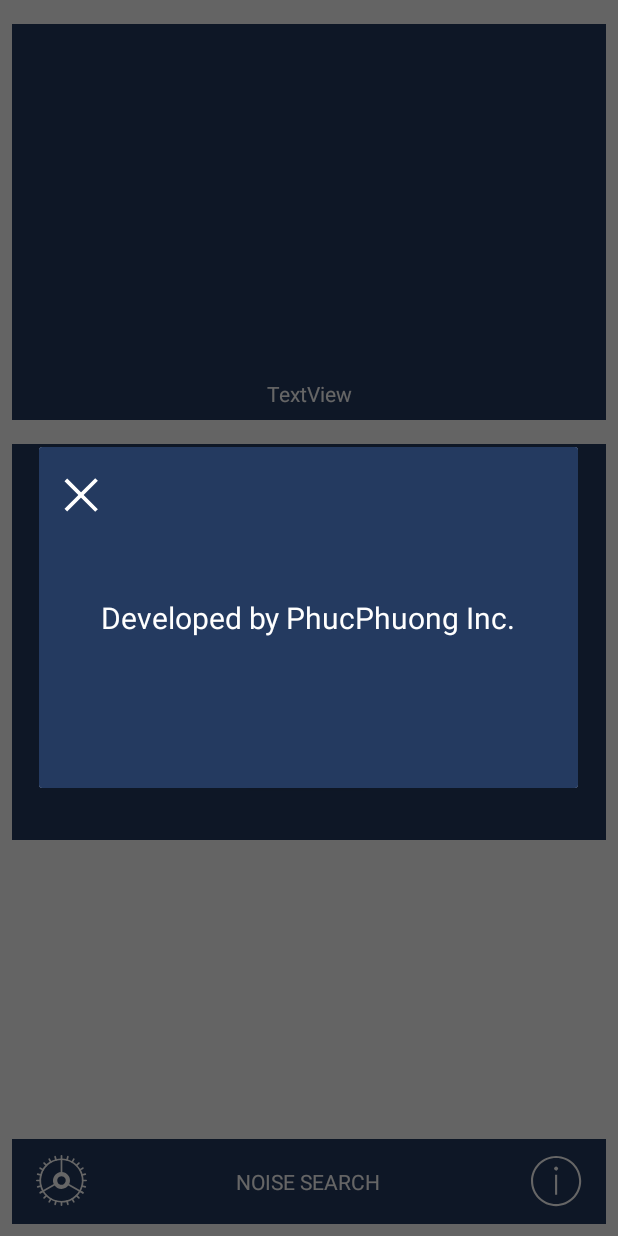
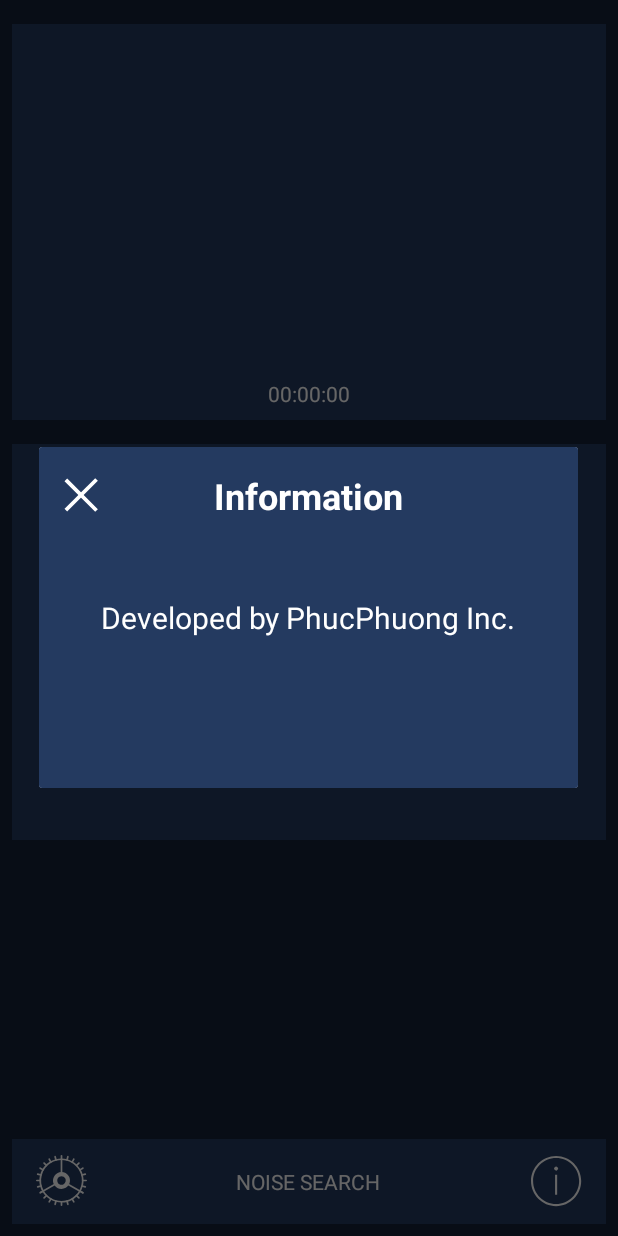
Before and after one commit to PP08/NoiseSearch, an Android app: the GraphFragment screen opened directly, with no data from a screen before it, after a tap on an icon or button, on a phone screen of 412 x 824 dp. Run offline under Robolectric (Android 15) with nearby library versions, the phone set to English and light mode, and no system bars.

Commit message:
working on sound meter

```diff
--- a/app/src/main/java/com/phucphuong/noisesearch/Fragments/MeterFragment.java
+++ b/app/src/main/java/com/phucphuong/noisesearch/Fragments/MeterFragment.java
@@ -3,9 +3,16 @@ package com.phucphuong.noisesearch.Fragments;
 
 import android.os.Bundle;
 import android.support.v4.app.Fragment;
+import android.support.v4.widget.CompoundButtonCompat;
 import android.view.LayoutInflater;
 import android.view.View;
 import android.view.ViewGroup;
+import android.widget.Button;
+import android.widget.CompoundButton;
+import android.widget.ImageButton;
+import android.widget.TextView;
+import android.widget.Toast;
+import android.widget.ToggleButton;
 
 import com.phucphuong.noisesearch.R;
 
@@ -25,7 +32,38 @@ public class MeterFragment extends Fragment {
     public View onCreateView(LayoutInflater inflater, ViewGroup container,
                              Bundle savedInstanceState) {
         // Inflate the layout for this fragment
-        return inflater.inflate(R.layout.fragment_meter, container, true);
+        View function1View = inflater.inflate(R.layout.fragment_meter, container, true);
+        ToggleButton btn_start_stop = (ToggleButton)function1View.findViewById(R.id.btn_start_stop);
+
+        //fragment settings
+
+        final SettingsFragment settingsFragment = (SettingsFragment) getFragmentManager().findFragmentById(R.id.settingsFragment);
+
+
+        btn_start_stop.setOnCheckedChangeListener(new CompoundButton.OnCheckedChangeListener() {
+            @Override
+            public void onCheckedChanged(CompoundButton buttonView, boolean isChecked) {
+                if (isChecked){
+                    Toast.makeText(getActivity(), "starting...", Toast.LENGTH_SHORT).show();
+
+                    //disable settings button
+                    settingsFragment.setStateOfSettingsButtons(false);
+
+
+
+                }else {
+
+                    Toast.makeText(getActivity(), "stopped...", Toast.LENGTH_SHORT).show();
+
+                    //enable settings button
+                    settingsFragment.setStateOfSettingsButtons(true);
+
+
+                }
+            }
+        });
+
+        return function1View;
     }
 
 }
--- a/app/src/main/java/com/phucphuong/noisesearch/Fragments/SettingsFragment.java
+++ b/app/src/main/java/com/phucphuong/noisesearch/Fragments/SettingsFragment.java
@@ -25,6 +25,8 @@ public class SettingsFragment extends Fragment {
         // Required empty public constructor
     }
 
+    ImageButton btn_settings, btn_info;
+    TextView tv_values;
 
     @Override
     public View onCreateView(final LayoutInflater inflater, final ViewGroup container,
@@ -32,8 +34,9 @@ public class SettingsFragment extends Fragment {
         // Inflate the layout for this fragment
         View settingsView = inflater.inflate(R.layout.fragment_settings, container, true);
 
-        ImageButton btn_settings = (ImageButton) settingsView.findViewById(R.id.btn_settings);
-        ImageButton btn_info = (ImageButton)settingsView.findViewById(R.id.btn_info);
+        btn_settings = (ImageButton) settingsView.findViewById(R.id.btn_settings);
+        btn_info = (ImageButton)settingsView.findViewById(R.id.btn_info);
+        tv_values = (TextView)settingsView.findViewById(R.id.tv_values);
 
         btn_settings.setOnClickListener(new View.OnClickListener() {
             @Override
@@ -68,9 +71,6 @@ public class SettingsFragment extends Fragment {
         //1
         // dialog.setCanceledOnTouchOutside(false);
         dialog.show();
-//        TextView title = (TextView)mview.findViewById(R.id.titleSettings);
-//        Button btn_calinrate = (Button) mview.findViewById(R.id.btn_calibrate);
-//        Button btn_filemanager = (Button) mview.findViewById(R.id.btn_file);
         ImageButton btn_close = (ImageButton) mview.findViewById(R.id.btn_close);
 
         btn_close.setOnClickListener(new View.OnClickListener() {
@@ -82,4 +82,13 @@ public class SettingsFragment extends Fragment {
 
     }
 
+    public void setValuesText(String text){
+        tv_values.setText(text);
+    }
+    public void setStateOfSettingsButtons(boolean state){
+
+        btn_settings.setEnabled(state);
+
+    }
+
 }
--- /dev/null
+++ b/app/src/main/res/drawable/ic_start.xml
@@ -0,0 +1,5 @@
+<vector android:height="70dp" android:viewportHeight="240.0"
+    android:viewportWidth="240.0" android:width="70dp" xmlns:android="http://schemas.android.com/apk/res/android">
+    <path android:fillColor="#38BE09" android:pathData="M53.33,53.15h142.13v134.47h-142.13z"/>
+    <path android:fillColor="#114244" android:pathData="M120,0C53.73,0 0,53.73 0,120C0,186.27 53.73,240 120,240C186.27,240 240,186.27 240,120C240,53.73 186.27,0 120,0ZM164.68,126.61L95.43,166.59C94.38,167.2 93.19,167.5 92.01,167.5C90.84,167.5 89.66,167.2 88.59,166.59C86.48,165.37 85.18,163.11 85.18,160.67L85.18,80.71C85.18,78.27 86.48,76.01 88.59,74.79C90.71,73.57 93.32,73.57 95.43,74.79L164.68,114.77C166.8,115.99 168.1,118.25 168.1,120.69C168.1,123.13 166.8,125.39 164.68,126.61Z"/>
+</vector>
--- /dev/null
+++ b/app/src/main/res/drawable/ic_stop.xml
@@ -0,0 +1,5 @@
+<vector android:height="70dp" android:viewportHeight="241.0"
+    android:viewportWidth="240.0" android:width="70dp" xmlns:android="http://schemas.android.com/apk/res/android">
+    <path android:fillColor="#E5BD9E" android:pathData="M49.24,47.26h141.89v144.57h-141.89z"/>
+    <path android:fillColor="#C5433F" android:pathData="M120,-0C53.73,-0 0,53.73 0,120C0,186.27 53.73,240 120,240C186.27,240 240,186.27 240,120C240,53.73 186.27,-0 120,-0ZM157.3,168.48L82.69,168.48C76.53,168.48 71.52,163.47 71.52,157.3L71.52,82.7C71.52,76.53 76.53,71.52 82.69,71.52L157.3,71.52C163.47,71.52 168.48,76.53 168.48,82.7L168.48,157.3C168.48,163.47 163.47,168.48 157.3,168.48Z"/>
+</vector>
--- /dev/null
+++ b/app/src/main/res/drawable/start_stop.xml
@@ -0,0 +1,5 @@
+<?xml version="1.0" encoding="utf-8"?>
+<selector xmlns:android="http://schemas.android.com/apk/res/android">
+    <item android:drawable="@drawable/ic_start" android:state_checked="false" />
+    <item android:drawable="@drawable/ic_stop" android:state_checked="true" />
+</selector>
--- a/app/src/main/res/layout/activity_measure_at_single_point.xml
+++ b/app/src/main/res/layout/activity_measure_at_single_point.xml
@@ -6,10 +6,11 @@
     android:layout_height="match_parent"
     tools:context="com.phucphuong.noisesearch.Activities.MeasureAtSinglePoint"
     tools:layout_editor_absoluteY="25dp"
-    tools:layout_editor_absoluteX="0dp">
+    tools:layout_editor_absoluteX="0dp"
+    android:background="@color/background" >
 
     <fragment
-        android:id="@+id/fragment9"
+        android:id="@+id/settingsFragment"
         android:name="com.phucphuong.noisesearch.Fragments.SettingsFragment"
         android:layout_width="0dp"
         android:layout_height="wrap_content"
@@ -23,7 +24,7 @@
         android:layout_marginBottom="8dp" />
 
     <fragment
-        android:id="@+id/fragment4"
+        android:id="@+id/graphFragment"
         android:name="com.phucphuong.noisesearch.Fragments.GraphFragment"
         android:layout_width="0dp"
         android:layout_height="wrap_content"
@@ -37,7 +38,7 @@
         android:layout_marginTop="16dp" />
 
     <fragment
-        android:id="@+id/fragment6"
+        android:id="@+id/meterFragment"
         android:name="com.phucphuong.noisesearch.Fragments.MeterFragment"
         android:layout_width="0dp"
         android:layout_height="wrap_content"
@@ -45,12 +46,9 @@
         android:layout_marginLeft="8dp"
         app:layout_constraintLeft_toLeftOf="parent"
         android:layout_marginTop="16dp"
-        app:layout_constraintTop_toBottomOf="@+id/fragment4"
+        app:layout_constraintTop_toBottomOf="@+id/graphFragment"
         android:layout_marginRight="8dp"
         app:layout_constraintRight_toRightOf="parent"
-        app:layout_constraintBottom_toBottomOf="parent"
-        android:layout_marginBottom="8dp"
-        app:layout_constraintHorizontal_bias="0.0"
-        app:layout_constraintVertical_bias="0.0" />
+        app:layout_constraintHorizontal_bias="0.0" />
 
 </android.support.constraint.ConstraintLayout>
--- a/app/src/main/res/layout/fragment_graph.xml
+++ b/app/src/main/res/layout/fragment_graph.xml
@@ -26,7 +26,7 @@
         android:id="@+id/textView5"
         android:layout_width="wrap_content"
         android:layout_height="wrap_content"
-        android:text="TextView"
+        android:text="00:00:00"
         android:textColor="@android:color/white"
         android:layout_marginLeft="8dp"
         app:layout_constraintLeft_toLeftOf="@+id/constraintLayout3"
--- a/app/src/main/res/layout/fragment_meter.xml
+++ b/app/src/main/res/layout/fragment_meter.xml
@@ -31,7 +31,7 @@
         android:layout_width="0dp"
         android:layout_height="0dp"
         app:layout_constraintTop_toTopOf="@+id/constraintLayout6"
-        android:layout_marginTop="32dp"
+        android:layout_marginTop="24dp"
         android:layout_marginRight="32dp"
         app:layout_constraintRight_toRightOf="@+id/constraintLayout6"
         android:layout_marginLeft="32dp"
@@ -42,20 +42,22 @@
         app:layout_constraintVertical_bias="0.0"
         android:src="@drawable/ic_meter"/>
 
-    <Button
-        android:id="@+id/button"
-        android:layout_width="wrap_content"
-        android:layout_height="wrap_content"
-        android:text="Button"
+    <ToggleButton
+        android:textOn=""
+        android:textOff=""
+        android:id="@+id/btn_start_stop"
+        android:layout_width="70dp"
+        android:layout_height="70dp"
+        android:layout_marginBottom="8dp"
+        android:layout_marginLeft="8dp"
+        android:layout_marginRight="8dp"
+        android:layout_marginTop="8dp"
+        app:layout_constraintBottom_toBottomOf="@+id/imageView7"
+        app:layout_constraintHorizontal_bias="0.498"
+        app:layout_constraintLeft_toLeftOf="@+id/imageView7"
+        app:layout_constraintRight_toRightOf="@+id/imageView7"
         app:layout_constraintTop_toTopOf="@+id/imageView7"
-        android:layout_marginTop="8dp"
-        android:layout_marginLeft="8dp"
-        app:layout_constraintLeft_toLeftOf="@+id/imageView7"
-        android:layout_marginRight="8dp"
-        app:layout_constraintRight_toRightOf="@+id/imageView7"
-        app:layout_constraintBottom_toBottomOf="@+id/constraintLayout6"
-        android:layout_marginBottom="8dp"
-        app:layout_constraintHorizontal_bias="0.497"
-        app:layout_constraintVertical_bias="0.865" />
+        app:layout_constraintVertical_bias="1.0"
+        android:background="@drawable/start_stop"/>
 
 </android.support.constraint.ConstraintLayout>
--- a/app/src/main/res/layout/fragment_settings.xml
+++ b/app/src/main/res/layout/fragment_settings.xml
@@ -3,7 +3,7 @@
     xmlns:tools="http://schemas.android.com/tools"
     android:layout_width="match_parent"
     android:layout_height="match_parent"
-    tools:context="com.phucphuong.noisesearch.Fragments.SettingsFragment">
+    tools:context="com.phucphuong.noisesearch.Fragments.SettingsFragment" >
 
     <!-- TODO: Update blank fragment layout -->
 
@@ -64,7 +64,7 @@
         app:layout_constraintVertical_bias="0.615" />
 
     <TextView
-        android:id="@+id/textView2"
+        android:id="@+id/tv_values"
         android:layout_width="wrap_content"
         android:layout_height="wrap_content"
         android:layout_marginBottom="8dp"
--- a/app/src/main/res/layout/info_window.xml
+++ b/app/src/main/res/layout/info_window.xml
@@ -44,5 +44,21 @@
         app:layout_constraintVertical_bias="0.0"
         app:layout_constraintHorizontal_bias="0.496" />
 
+    <TextView
+        android:id="@+id/textView7"
+        android:layout_width="wrap_content"
+        android:layout_height="wrap_content"
+        android:layout_marginLeft="8dp"
+        android:layout_marginRight="8dp"
+        android:layout_marginTop="16dp"
+        android:text="Information"
+        app:layout_constraintLeft_toLeftOf="parent"
+        app:layout_constraintRight_toRightOf="parent"
+        app:layout_constraintTop_toTopOf="parent"
+        android:textStyle="bold"
+        android:textSize="24sp"
+        android:textColor="@android:color/white"
+        app:layout_constraintHorizontal_bias="0.501" />
+
 
 </android.support.constraint.ConstraintLayout>
```
Also changed, not shown: app/src/main/AndroidManifest.xml (+14 -0 lines), app/src/main/java/com/phucphuong/noisesearch/Activities/MainActivity.java (+63 -2 lines), app/src/main/java/com/phucphuong/noisesearch/Fragments/SoundMeter.java (added, +107 -0 lines).
